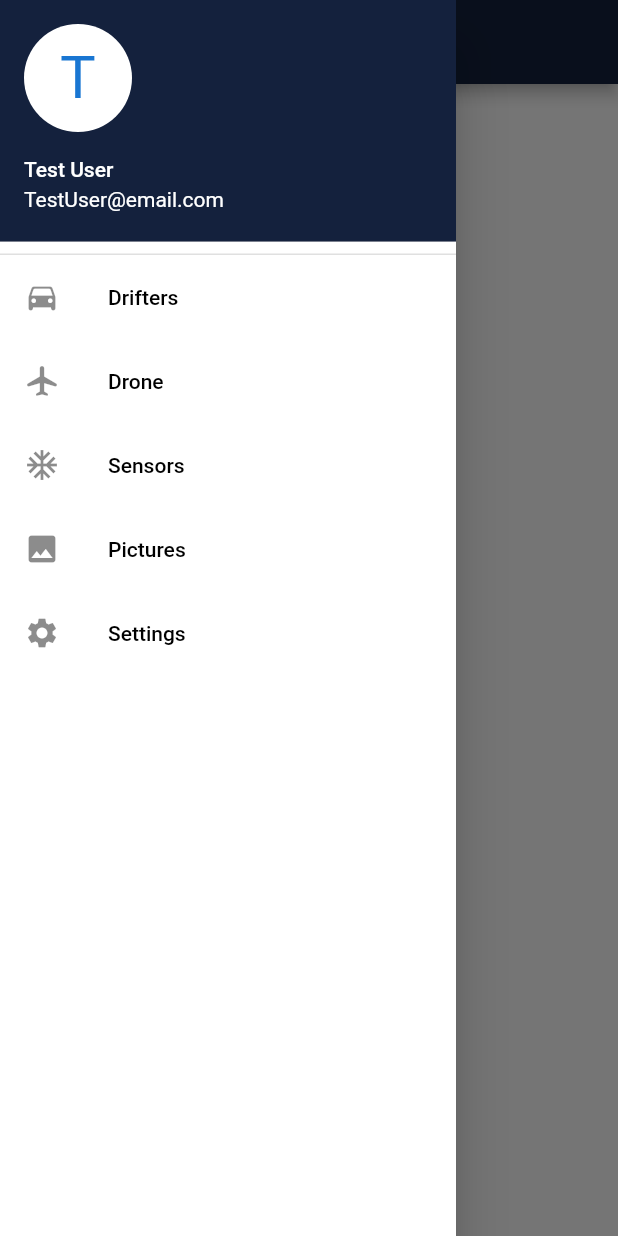
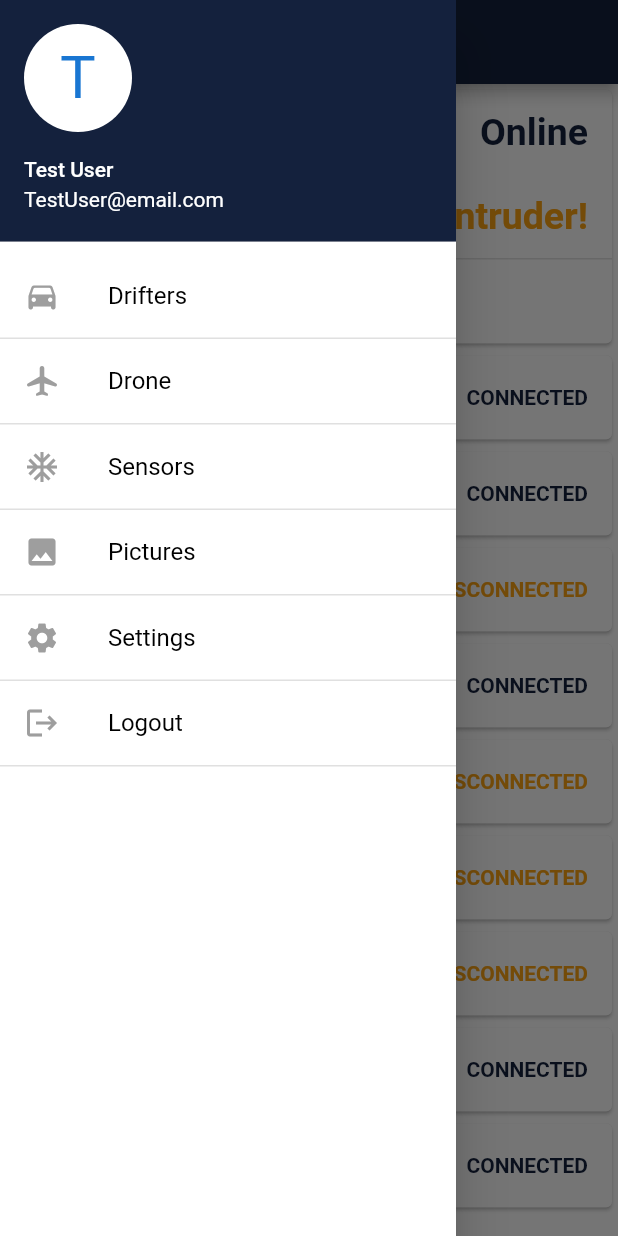
Before and after one commit to t33bone/Project_2020, a Flutter app: the HomePage screen opened by its route, with the side drawer open, on a phone screen of 412 x 824 dp. Run offline on Flutter 3.47's test engine with Material 2 defaults, Android fonts, the phone set to English and light mode, and no system bars; our stand-ins replace auto_route, get_it, stacked.

Commit message:
Edited home page and viewmodel, changed iconcolors to grey in main.dart and theme.dart
Signed-off-by: moilanenjoona <c7mojo00@students.oamk.fi>

```diff
--- a/flutter_app/security_control/lib/main.dart
+++ b/flutter_app/security_control/lib/main.dart
@@ -1,8 +1,9 @@
-import 'package:flutter/material.dart' hide Router; //Need to hide Router to avoid conflict with our generated router...
+import 'package:flutter/material.dart'
+    hide
+        Router; //Need to hide Router to avoid conflict with our generated router...
 import 'package:security_control/router.gr.dart';
 import 'package:security_control/services/navigation_service.dart';
 import 'package:security_control/theme.dart';
-
 
 import 'package:security_control/services/service_locator.dart';
 
@@ -15,10 +16,11 @@ void main() {
 }
 
 class MyApp extends StatelessWidget {
-
   @override
   Widget build(BuildContext context) {
-    return MaterialApp(
+    return ListTileTheme(
+      iconColor: Colors.grey,
+      child: MaterialApp(
         title: 'Flutter Demo',
         theme: getAppTheme(context, false),
         darkTheme: getAppTheme(context, true),
@@ -27,6 +29,7 @@ class MyApp extends StatelessWidget {
         //onGenerateRoute: (RouteSettings settings) => getRoute(settings),
         onGenerateRoute: Router().onGenerateRoute,
         //home: MyHomePage(title: 'Flutter Demo Home Page'),
+      ),
     );
   }
 }
--- a/flutter_app/security_control/lib/pages/home_page/home.dart
+++ b/flutter_app/security_control/lib/pages/home_page/home.dart
@@ -1,6 +1,7 @@
 import 'package:flutter/material.dart';
 import 'package:security_control/pages/home_page/home_viewmodel.dart';
 import 'package:stacked/stacked.dart';
+import 'package:flutter/cupertino.dart';
 
 // First screen after login (if login required)
 // Should have a sidebar available on the left for navigation
@@ -23,30 +24,34 @@ class HomePage extends StatelessWidget {
                 accountEmail: Text(model.accountEmail),
                 currentAccountPicture: CircleAvatar(
                   backgroundColor: Colors.white,
-                  /* Theme.of(context).platform == TargetPlatform.iOS
-                          ? Colors.blue
-                          : Colors.white, */
                   child: Text(
                     model.accountName[0],
                     style: TextStyle(fontSize: 40.0),
                   ),
                 ),
               ),
+              Expanded(
+                child: ListView.builder(
+                  itemCount: model.drawerItems.length,
+                  itemBuilder: (context, i) {
+                    return Column(
+                      children: [
+                        ListTileTheme(
+                          iconColor: Colors.grey,
+                          child: ListTile(
+                            leading: model.drawerItems[i].icon,
+                            title: Text(model.drawerItems[i].name),
+                            onTap: () {
+                              Navigator.of(context).pop();
+                              model.drawerItemOnPressed(i);
+                            },
+                          ),
+                        ),
                         Divider(
                           height: 1,
                           thickness: 1,
                         ),
-              Expanded(
-                child: ListView.builder(
-                  itemCount: model.devices.length,
-                  itemBuilder: (context, i) {
-                    return ListTile(
-                      leading: model.devices[i].icon,
-                      title: Text(model.devices[i].name),
-                      onTap: () {
-                        Navigator.of(context).pop();
-                        model.drawerItemOnPressed(i);
-                      },
+                      ],
                     );
                   },
                 ),
@@ -54,20 +59,51 @@ class HomePage extends StatelessWidget {
             ],
           ),
         ),
-/*           child: ListView(
-            padding: EdgeInsets.zero,
-            children: <Widget>[
-              UserAccountsDrawerHeader(
-                accountName: Text(model.accountName),
-                accountEmail: Text(model.accountEmail),
-                currentAccountPicture: CircleAvatar(
-                  backgroundColor: Colors.white,
-                  /* Theme.of(context).platform == TargetPlatform.iOS
-                          ? Colors.blue
-                          : Colors.white, */
-                  child: Text(
-                    model.accountName[0],
-                    style: TextStyle(fontSize: 40.0),
+        body: Container(
+          child: Column(
+            children: [
+              Card(
+                child: Column(
+                  children: [
+                    ListTile(
+                      title: Text('Server connection',
+                          style: Theme.of(context).textTheme.headline6),
+                      trailing: model.serverConnected == true
+                          ? Text(
+                              model.serverOnline,
+                              style: TextStyle(
+                                color: Theme.of(context).primaryColor,
+                                fontSize: 25.0,
+                                fontWeight: FontWeight.bold,
+                              ),
+                            )
+                          : Text(
+                              model.serverOffline,
+                              style: TextStyle(
+                                color: Theme.of(context).accentColor,
+                                fontSize: 25.0,
+                                fontWeight: FontWeight.bold,
+                              ),
+                            ),
+                    ),
+                    ListTile(
+                      title: Text('Security status',
+                          style: Theme.of(context).textTheme.headline6),
+                      trailing: model.intruderAlert == false
+                          ? Text(
+                              model.noIntruders,
+                              style: TextStyle(
+                                color: Theme.of(context).primaryColor,
+                                fontSize: 25.0,
+                                fontWeight: FontWeight.bold,
+                              ),
+                            )
+                          : Text(
+                              model.intruders,
+                              style: TextStyle(
+                                color: Theme.of(context).accentColor,
+                                fontSize: 25.0,
+                                fontWeight: FontWeight.bold,
                               ),
                             ),
                     ),
@@ -76,63 +112,73 @@ class HomePage extends StatelessWidget {
                       thickness: 1,
                     ),
                     ListTile(
-                leading: Icon(Icons.directions_car_rounded),
-                title: Text('Drifters'),
-                onTap: () => model.driftersButtonOnPressed(),
-              ),
-              ListTile(
-                leading: Icon(Icons.airplanemode_active_rounded),
-                title: Text('Drone'),
-                onTap: () =>
-                    model.selectDestination(0), //model.droneButtonOnPressed(),
-              ),
-              ListTile(
-                leading: Icon(Icons.ac_unit),
-                title: Text('Sensors'),
-                onTap: () => model
-                    .selectDestination(0), //model.sensorsButtonOnPressed(),
-              ),
-              ListTile(
-                leading: Icon(Icons.photo),
-                title: Text('Pictures'),
-                onTap: () => model.picturesButtonOnPressed(),
-              ),
-              ListTile(
-                leading: Icon(Icons.settings),
-                title: Text('Settings'),
-                onTap: () => model.settingsButtonOnPressed(),
+                      leading: model.intruderAlert == true
+                          ? Icon(Icons.info,
+                              color: Theme.of(context).accentColor)
+                          : Icon(Icons.check_circle),
+                      title: model.intruderAlert == true
+                          ? Text(model.actionsRequired.length.toString() +
+                              ' action(s) required')
+                          : Text('Everything OK'),
+                      onTap: () => model.intruderAlert == true
+                          ? model.showRequiredActions()
+                          : null,
                     ),
                   ],
                 ),
-        ), */
-
-        body: Column(
-          mainAxisAlignment: MainAxisAlignment.center,
+              ),
+              Expanded(
+                child: ListView.builder(
+                  itemCount: model.devicesList.length,
+                  itemBuilder: (context, i) {
+                    return Card(
+                      child: ListTile(
+                        leading: Container(
+                          //icon sizes adjusted to match material design
+                          width:
+                              58, //TODO FINAL these could be problematic with scales
+                          height: 48,
+                          padding: EdgeInsets.symmetric(vertical: 4.0),
+                          alignment: Alignment.center,
+                          child: Row(
                             children: [
-            // PLACEHOLDER BUTTON
-            TextButton(
-              onPressed: () {
-                model.driftersButtonOnPressed();
+                              //TODO make charge icons dynamic to the charge %
+                              Icon(
+                                Icons.battery_std,
+                                //CupertinoIcons.battery_100,
+                              ),
+                              Text(
+                                model.devicesList[i].batterylevel.toString() +
+                                    '%',
+                                style: Theme.of(context).textTheme.bodyText2,
+                              ),
+                            ],
+                          ),
+                        ),
+                        title: Text(
+                          model.devicesList[i].name,
+                          style: Theme.of(context).textTheme.headline6,
+                        ),
+                        trailing: model.devicesList[i].connected == true
+                            ? Text(
+                                'CONNECTED',
+                                style: TextStyle(
+                                    color: Theme.of(context).primaryColor,
+                                    fontWeight: FontWeight.bold),
+                              )
+                            : Text(
+                                'DISCONNECTED',
+                                style: TextStyle(
+                                    color: Theme.of(context).accentColor,
+                                    fontWeight: FontWeight.bold),
+                              ),
+                      ),
+                    );
                   },
-              child: Text('Drifters'),
                 ),
-
-            // PLACEHOLDER BUTTON
-            TextButton(
-              onPressed: () {
-                model.picturesButtonOnPressed();
-              },
-              child: Text('Pictures'),
               ),
-
-            // PLACEHOLDER BUTTON
-            TextButton(
-              onPressed: () {
-                model.settingsButtonOnPressed();
-              },
-              child: Text('Settings'),
-            )
             ],
+          ),
         ),
       ),
     );
--- a/flutter_app/security_control/lib/pages/home_page/home_viewmodel.dart
+++ b/flutter_app/security_control/lib/pages/home_page/home_viewmodel.dart
@@ -11,17 +11,30 @@ class HomeViewModel extends ChangeNotifier {
   int _selectedDestination = 0;
   String _accountName = "Test User";
   String _accountEmail = "TestUser@email.com";
+  String _serverOnline = "Online";
+  String _serverOffline = "Offline";
+  bool _serverConnected = true;
+  String _noIntruders = "No intruders";
+  String _intruders = "Intruder!";
+  bool _intruderAlert = true;
 
   int get selectedDestination => _selectedDestination;
   String get accountName => _accountName;
   String get accountEmail => _accountEmail;
+  String get serverOnline => _serverOnline;
+  String get serverOffline => _serverOffline;
+  bool get serverConnected => _serverConnected;
+  String get noIntruders => _noIntruders;
+  String get intruders => _intruders;
+  bool get intruderAlert => _intruderAlert;
 
-  List<MyDrawerItems> devices = <MyDrawerItems>[
+  List<MyDrawerItems> drawerItems = <MyDrawerItems>[
     const MyDrawerItems('Drifters', Icon(Icons.directions_car_rounded)),
     const MyDrawerItems('Drone', Icon(Icons.airplanemode_active_rounded)),
     const MyDrawerItems('Sensors', Icon(Icons.ac_unit)),
     const MyDrawerItems('Pictures', Icon(Icons.photo)),
     const MyDrawerItems('Settings', Icon(Icons.settings)),
+    const MyDrawerItems('Logout', Icon(Icons.logout)),
   ];
 
   void drawerItemOnPressed(int i) {
@@ -41,24 +54,31 @@ class HomeViewModel extends ChangeNotifier {
       case 4:
         _navigationService.navigateTo(Routes.settingsPage);
         break;
+      case 5:
+        _navigationService.navigateTo(Routes.loginPage);
+        break;
     }
   }
 
-/*   void selectDestination(int index) {
-    _selectedDestination = index;
-    notifyListeners();
-  }
- */
-  void driftersButtonOnPressed() {
-    _navigationService.navigateTo(Routes.driftersPage);
-  }
+  List<String> actionsRequired = <String>[
+    'Call 112',
+    'Run',
+  ];
 
-  void picturesButtonOnPressed() {
-    _navigationService.navigateTo(Routes.picturesPage);
-  }
+  List<Devices> devicesList = <Devices>[
+    Devices(1, 'test car1', 23, true),
+    Devices(2, 'BoB', 46, true),
+    Devices(3, 'gopigo5', 100, false),
+    Devices(4, 'Drone', 80, true),
+    Devices(5, 'RuuviTag1', 25, false),
+    Devices(6, 'RuuviTag2', 97, false),
+    Devices(7, 'RuuviTag3', 64, false),
+    Devices(8, 'Ruuvi4', 13, true),
+    Devices(9, 'Auto7', 49, true),
+  ];
 
-  void settingsButtonOnPressed() {
-    _navigationService.navigateTo(Routes.settingsPage);
+  void showRequiredActions() {
+    //Show required actions from list
   }
 }
 
@@ -67,3 +87,11 @@ class MyDrawerItems {
   final String name;
   final Icon icon;
 }
+
+class Devices {
+  Devices(this.id, this.name, this.batterylevel, this.connected);
+  final int id;
+  final String name;
+  final int batterylevel;
+  final bool connected;
+}
--- a/flutter_app/security_control/lib/theme.dart
+++ b/flutter_app/security_control/lib/theme.dart
@@ -169,6 +169,7 @@ ThemeData getAppTheme(BuildContext context, bool isDark) {
       ),
       border: UnderlineInputBorder(),
     ),
+    iconTheme: IconThemeData(color: Colors.grey),
   );
 
   return themeD;
```
Lines whose indentation alone changed are shown as unchanged.
